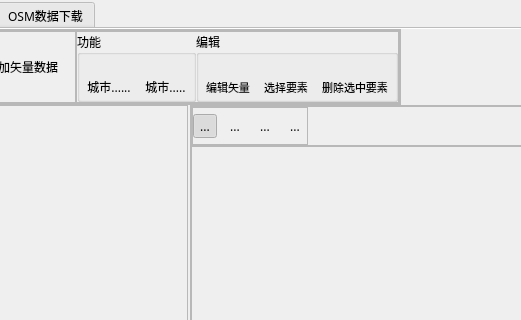
Before: the Qt Designer form ui/DevUI.ui in MasaHiroSaber/PyQGIS_Development, drawn with Qt 5; both pictures show x 112 to 633 and y 0 to 320 of the 1066 by 833 pixel window.
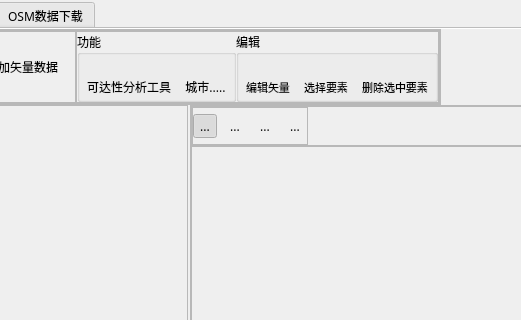
After: the same form once the commit is applied. Icons and pictures are not drawn.

Commit message: 添加使用api的可达性分析工具

The edit to the form file:
```diff
--- a/ui/DevUI.ui
+++ b/ui/DevUI.ui
@@ -303,7 +303,7 @@
                     <item alignment="Qt::AlignBottom">
                      <widget class="QToolButton" name="button_city_tool">
                       <property name="text">
-                       <string>城市......</string>
+                       <string>可达性分析工具</string>
                       </property>
                       <property name="icon">
                        <iconset resource="../resource/rc.qrc">
```
Left out of the diff: 2 changed lines with no effect on the pictures. The commit also changes 15 other files.
